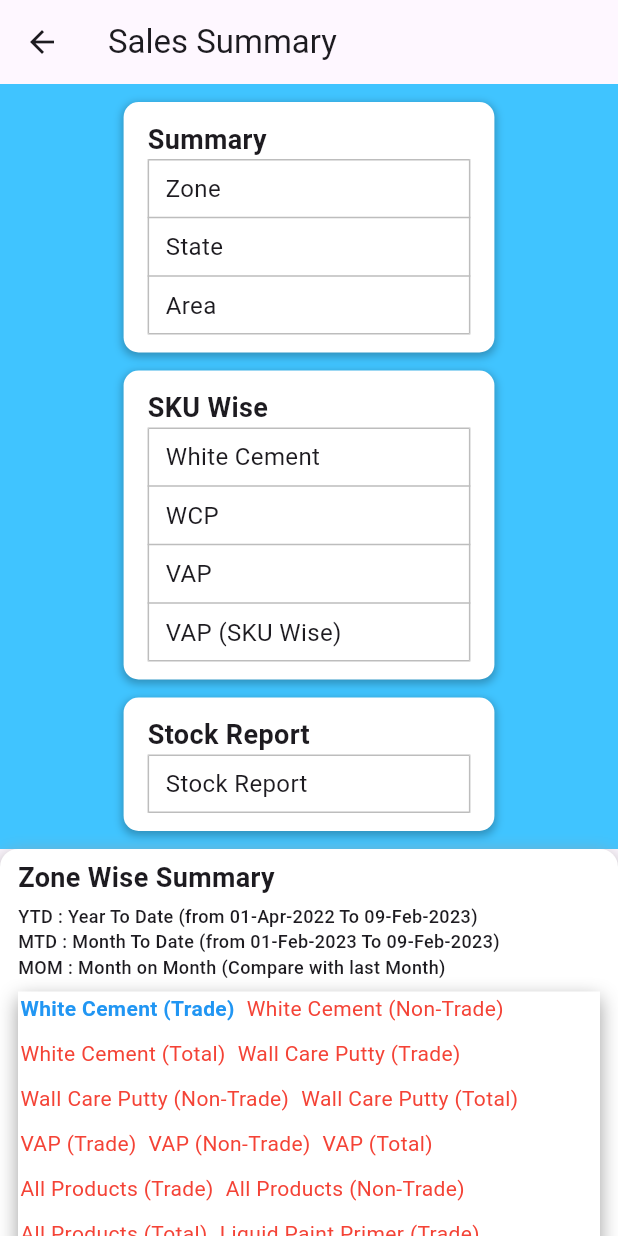
After one commit to raghavinani/BW_web, a Flutter app: the SalesSummaryPage screen opened directly, on a phone screen of 412 x 824 dp. The commit adds this screen. Run offline on Flutter 3.47's test engine with Material 3 defaults, Android fonts, the phone set to English and light mode, and no system bars; our stand-ins replace carousel_slider, file_picker, flutter_secure_storage, marquee, shared_preferences; missing offline and left inert: excel, mobile_scanner; accounts and stored records are empty.

Commit message:
created sales summary page (TBC)

```diff
--- a/lib/content.dart
+++ b/lib/content.dart
@@ -9,6 +9,7 @@ import 'package:flutter/foundation.dart';
 import 'package:login/view_orders.dart';
 import 'package:login/loginBanner.dart';
 import 'package:login/DSR.dart';
+import 'package:login/sales_summary.dart';
 
 void main() {
   runApp(const ContentPage());
@@ -173,21 +174,6 @@ class HomeBase extends StatelessWidget {
       ),
     );
   }
-
-  // Widget _buildHeader() {
-  //   return Container(
-  //     height: 40,
-  //     padding: const EdgeInsets.all(AppConfig.boxPadding),
-  //     color: Colors.blue.shade50,
-  //     child: const Center(
-  //       child: Text(
-  //         'Birla White',
-  //         style: TextStyle(
-  //             fontSize: 24, fontWeight: FontWeight.bold, color: Colors.black),
-  //       ),
-  //     ),
-  //   );
-  // }
 
   Widget _buildBoxesLayout(bool isMobile, bool isSmallScreen,
       double screenWidth, double screenHeight) {
@@ -413,6 +399,11 @@ class HomeBase extends StatelessWidget {
         context,
         MaterialPageRoute(builder: (context) => const DSR()),
       );
+    } else if (label == 'Sales Summary') {
+      Navigator.push(
+        context,
+        MaterialPageRoute(builder: (context) => const SalesSummaryPage()),
+      );
     } else {
       ScaffoldMessenger.of(context).showSnackBar(
         SnackBar(content: Text('$label clicked')),
@@ -427,7 +418,7 @@ final List<Map<String, dynamic>> _quickMenuItems = [
   {'icon': Icons.bar_chart, 'label': 'DSR'},
   {'icon': Icons.inventory, 'label': 'Inventory'},
   {'icon': Icons.settings, 'label': 'Settings'},
-  {'icon': Icons.help, 'label': 'Help Center'},
+  {'icon': Icons.summarize_outlined, 'label': 'Sales Summary'},
   {'icon': Icons.support_agent, 'label': 'Customer Support'},
   {'icon': Icons.analytics, 'label': 'Analytics'},
   {'icon': Icons.campaign, 'label': 'Promotions'},
--- /dev/null
+++ b/lib/sales_summary.dart
@@ -0,0 +1,342 @@
+import 'package:flutter/material.dart';
+
+class SalesSummaryPage extends StatefulWidget {
+  const SalesSummaryPage({super.key});
+
+  @override
+  _SalesSummaryPageState createState() => _SalesSummaryPageState();
+}
+
+class _SalesSummaryPageState extends State<SalesSummaryPage> {
+  String selectedCategory = 'White Cement (Trade)'; // Default selection
+  final ScrollController _scrollController = ScrollController();
+
+  List<String> categories = [
+    'White Cement (Trade)',
+    'White Cement (Non-Trade)',
+    'White Cement (Total)',
+    'Wall Care Putty (Trade)',
+    'Wall Care Putty (Non-Trade)',
+    'Wall Care Putty (Total)',
+    'VAP (Trade)',
+    'VAP (Non-Trade)',
+    'VAP (Total)',
+    'All Products (Trade)',
+    'All Products (Non-Trade)',
+    'All Products (Total)',
+    'Liquid Paint Primer (Trade)',
+    'Liquid Paint Primer (Non-Trade)',
+    'Liquid Paint Primer (Total)',
+    'Distemper (Trade)',
+    'Distemper (Non-Trade)',
+    'Distemper (Total)',
+    'Seep Guard (Trade)',
+    'Seep Guard (Non-Trade)',
+    'Seep Guard (Total)',
+    'Gypsum (Trade)',
+    'Gypsum (Non-Trade)',
+    'Gypsum (Total)',
+    'Tile Adhesive (Trade)',
+    'Tile Adhesive (Non-Trade)',
+    'Tile Adhesive (Total)',
+    'TileLynk (Trade)',
+    'TileLynk (Non-Trade)',
+    'TileLynk (Total)',
+  ];
+
+  @override
+  Widget build(BuildContext context) {
+    return Scaffold(
+      appBar: AppBar(
+        title: Text('Sales Summary'),
+      ),
+      body: SingleChildScrollView(
+        child: Column(
+          crossAxisAlignment: CrossAxisAlignment.start,
+          children: [
+            _buildReportSelection(context),
+            _buildZoneSummary(context),
+            SizedBox(height: 16),
+          ],
+        ),
+      ),
+    );
+  }
+
+  Widget _buildReportSelection(BuildContext context) {
+    double cardWidth =
+        MediaQuery.of(context).size.width * 0.6; // 60% of screen width
+
+    return Container(
+      width: double.infinity, // Full width container
+      padding: EdgeInsets.symmetric(vertical: 12),
+      color: Colors.lightBlueAccent,
+      child: Column(
+        children: [
+          _buildReportCard('Summary', ['Zone', 'State', 'Area'], cardWidth),
+          SizedBox(height: 12),
+          _buildReportCard('SKU Wise',
+              ['White Cement', 'WCP', 'VAP', 'VAP (SKU Wise)'], cardWidth),
+          SizedBox(height: 12),
+          _buildReportCard('Stock Report', ['Stock Report'], cardWidth),
+        ],
+      ),
+    );
+  }
+
+  Widget _buildReportCard(String title, List<String> items, double width) {
+    return Container(
+      width: width, // Centered card width
+      padding: EdgeInsets.symmetric(horizontal: 16, vertical: 12),
+      decoration: BoxDecoration(
+        color: Colors.white,
+        borderRadius: BorderRadius.circular(10),
+        boxShadow: [
+          BoxShadow(
+            color: Colors.black26,
+            blurRadius: 4,
+            spreadRadius: 1,
+            offset: Offset(0, 2),
+          ),
+        ],
+      ),
+      child: Column(
+        crossAxisAlignment: CrossAxisAlignment.start,
+        children: [
+          Text(
+            title,
+            style: TextStyle(fontSize: 18, fontWeight: FontWeight.bold),
+          ),
+          Table(
+            border: TableBorder.all(
+                color: Colors.grey[400]!,
+                width: 1), // Outlined border for table
+            columnWidths: {0: FlexColumnWidth()}, // Single column full width
+            children: items
+                .map(
+                  (item) => TableRow(
+                    children: [
+                      Padding(
+                        padding:
+                            EdgeInsets.symmetric(vertical: 8, horizontal: 12),
+                        child: Text(
+                          item,
+                          style: TextStyle(fontSize: 16),
+                        ),
+                      ),
+                    ],
+                  ),
+                )
+                .toList(),
+          ),
+        ],
+      ),
+    );
+  }
+
+  Widget _buildZoneSummary(BuildContext context) {
+    return Container(
+      padding: EdgeInsets.symmetric(horizontal: 12, vertical: 6),
+      decoration: BoxDecoration(
+        color: Colors.white,
+        borderRadius: BorderRadius.circular(12.0),
+        boxShadow: [
+          BoxShadow(
+            color: Colors.grey.withValues(alpha: 100),
+            blurRadius: 10,
+            offset: const Offset(0, 4),
+          ),
+        ],
+      ),
+      child: Column(
+        crossAxisAlignment: CrossAxisAlignment.start,
+        children: [
+          Text(
+            'Zone Wise Summary',
+            style: TextStyle(fontSize: 18, fontWeight: FontWeight.bold),
+          ),
+          SizedBox(height: 4),
+          Column(
+            crossAxisAlignment: CrossAxisAlignment.stretch,
+            children: [
+              Text('YTD : Year To Date (from 01-Apr-2022 To 09-Feb-2023)',
+                  style: TextStyle(fontSize: 12, fontWeight: FontWeight.w500)),
+              Text('MTD : Month To Date (from 01-Feb-2023 To 09-Feb-2023)',
+                  style: TextStyle(fontSize: 12, fontWeight: FontWeight.w500)),
+              Text('MOM : Month on Month (Compare with last Month)',
+                  style: TextStyle(fontSize: 12, fontWeight: FontWeight.w500)),
+            ],
+          ),
+          SizedBox(height: 8),
+          Container(
+            padding: EdgeInsets.symmetric(horizontal: 0.5, vertical: 1),
+            decoration: BoxDecoration(
+              color: Colors.white,
+              boxShadow: [
+                BoxShadow(
+                  color: Colors.grey.withValues(alpha: 50),
+                  blurRadius: 10,
+                  offset: const Offset(0, 4),
+                ),
+              ],
+            ),
+            child: Column(
+              children: [
+                _buildCategorySelection(),
+                Divider(color: Colors.grey[400]!, thickness: 0.8),
+                _buildTable(selectedCategory),
+              ],
+            ),
+          )
+        ],
+      ),
+    );
+  }
+
+  Widget _buildCategorySelection() {
+    return Wrap(
+      spacing: 8,
+      runSpacing: 10,
+      children: categories.map((category) {
+        return GestureDetector(
+          onTap: () {
+            setState(() {
+              selectedCategory = category;
+            });
+          },
+          child: Text(
+            category,
+            style: TextStyle(
+              fontSize: 14,
+              fontWeight: selectedCategory == category
+                  ? FontWeight.bold
+                  : FontWeight.normal,
+              color: selectedCategory == category ? Colors.blue : Colors.red,
+            ),
+          ),
+        );
+      }).toList(),
+    );
+  }
+
+  Widget _buildTable(String title) {
+    return Column(
+      crossAxisAlignment: CrossAxisAlignment.start,
+      children: [
+        Center(
+          child: Text(
+            title,
+            style: TextStyle(fontSize: 16, fontWeight: FontWeight.bold),
+          ),
+        ),
+        SizedBox(height: 10),
+        Scrollbar(
+          // Wrap the horizontal scroll with Scrollbar
+          controller: _scrollController,
+          thumbVisibility: true, // Ensures scrollbar is visible
+          trackVisibility: true, // Show track along scrollbar
+          child: SingleChildScrollView(
+            scrollDirection: Axis.horizontal,
+            controller: _scrollController, // Attach the scroll controller
+            child: DataTable(
+              headingRowColor:
+                  WidgetStateColor.resolveWith((states) => Colors.grey[300]!),
+              border: TableBorder(
+                horizontalInside: BorderSide(
+                    color: Colors.black54, width: 0.7), // Divider between rows
+                verticalInside: BorderSide(
+                    color: Colors.black54,
+                    width: 0.7), // Divider between columns
+              ),
+              columns: [
+                DataColumn(
+                    label: Text('Zone',
+                        style: TextStyle(fontWeight: FontWeight.bold))),
+                DataColumn(
+                    label: Text('CYTD Sale',
+                        style: TextStyle(fontWeight: FontWeight.bold))),
+                DataColumn(
+                    label: Text('LYTD Sale',
+                        style: TextStyle(fontWeight: FontWeight.bold))),
+                DataColumn(
+                    label: Text('CY MTD',
+                        style: TextStyle(fontWeight: FontWeight.bold))),
+                DataColumn(
+                    label: Text('LY MTD',
+                        style: TextStyle(fontWeight: FontWeight.bold))),
+                DataColumn(
+                    label: Text('Previous Day Sale',
+                        style: TextStyle(fontWeight: FontWeight.bold))),
+                DataColumn(
+                    label: Text('MOM Sale (Jan 2023)',
+                        style: TextStyle(fontWeight: FontWeight.bold))),
+                DataColumn(
+                    label: Text('YTD Delta',
+                        style: TextStyle(fontWeight: FontWeight.bold))),
+                DataColumn(
+                    label: Text('MTD Delta',
+                        style: TextStyle(fontWeight: FontWeight.bold))),
+                DataColumn(
+                    label: Text('MOM Delta',
+                        style: TextStyle(fontWeight: FontWeight.bold))),
+                DataColumn(
+                    label: Text('Month SnOP',
+                        style: TextStyle(fontWeight: FontWeight.bold))),
+                DataColumn(
+                    label: Text('Month SnOP Ach%',
+                        style: TextStyle(fontWeight: FontWeight.bold))),
+              ],
+              rows: [
+                _buildDataRow('Central', '53354', '52234', '1922', '1508',
+                    '272', '1076', '1120', '414', '845', '7762', '25'),
+                _buildDataRow('East', '25461', '23004', '1093', '658', '125',
+                    '527', '2457', '435', '566', '3359', '33'),
+                _buildDataRow('North', '46161', '42685', '1174', '934', '131',
+                    '1226', '3476', '240', '-52', '6167', '19'),
+                _buildDataRow('South', '76379', '73640', '2064', '2088', '355',
+                    '1889', '2739', '-24', '175', '9210', '22'),
+                _buildDataRow('West', '53255', '51008', '1465', '1385', '242',
+                    '968', '2246', '80', '496', '6609', '22'),
+                _buildDataRow('Export Int.', '64', '58', '-', '-', '-', '-',
+                    '6', '-', '-', '-', '-'),
+                _buildDataRow('Export Nepal', '911', '1490', '27', '-', '-',
+                    '81', '-579', '27', '-54', '197', '14'),
+                _buildDataRow('Grand Total', '255584', '244120', '7744', '6572',
+                    '1125', '5767', '11465', '1172', '1977', '33304', '23'),
+              ],
+            ),
+          ),
+        ),
+      ],
+    );
+  }
+
+  DataRow _buildDataRow(
+      String zone,
+      String cytd,
+      String lytd,
+      String cymtd,
+      String lymtd,
+      String pds,
+      String moms,
+      String ytd,
+      String mtd,
+      String momd,
+      String msnop,
+      String msnopach) {
+    return DataRow(cells: [
+      DataCell(Text(zone)),
+      DataCell(Text(cytd)),
+      DataCell(Text(lytd)),
+      DataCell(Text(cymtd)),
+      DataCell(Text(lymtd)),
+      DataCell(Text(pds)),
+      DataCell(Text(moms)),
+      DataCell(Text(ytd)),
+      DataCell(Text(mtd)),
+      DataCell(Text(momd)),
+      DataCell(Text(msnop)),
+      DataCell(Text(msnopach)),
+    ]);
+  }
+}
--- a/lib/search.dart
+++ b/lib/search.dart
@@ -4,6 +4,7 @@ import 'package:login/RetailerEntry.dart';
 import 'package:login/QR_scanner.dart';
 import 'package:login/order_entry.dart';
 import 'package:login/order_update.dart';
+import 'package:login/sales_summary.dart';
 import 'package:login/view_orders.dart';
 
 class SearchBarWidget extends StatefulWidget {
@@ -66,6 +67,11 @@ class _SearchBarWidgetState extends State<SearchBarWidget> {
       Navigator.push(
         context,
         MaterialPageRoute(builder: (context) => const OrderEntry()),
+      );
+    } else if (value == 'Sales Report') {
+      Navigator.push(
+        context,
+        MaterialPageRoute(builder: (context) => SalesSummaryPage()),
       );
     } else {
       ScaffoldMessenger.of(context).showSnackBar(
```
